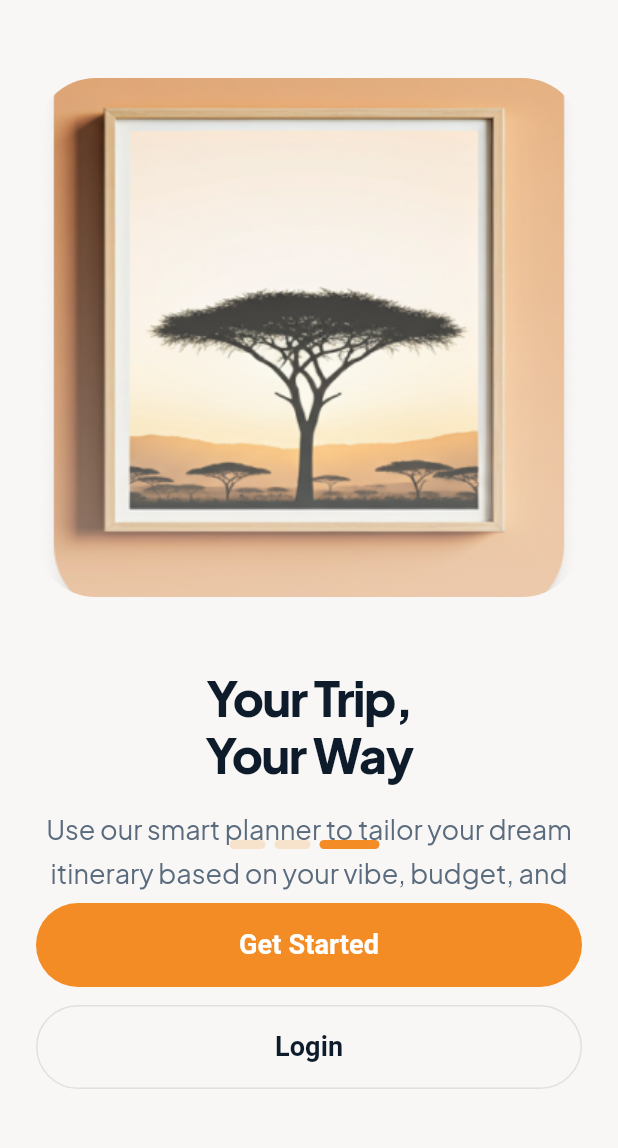
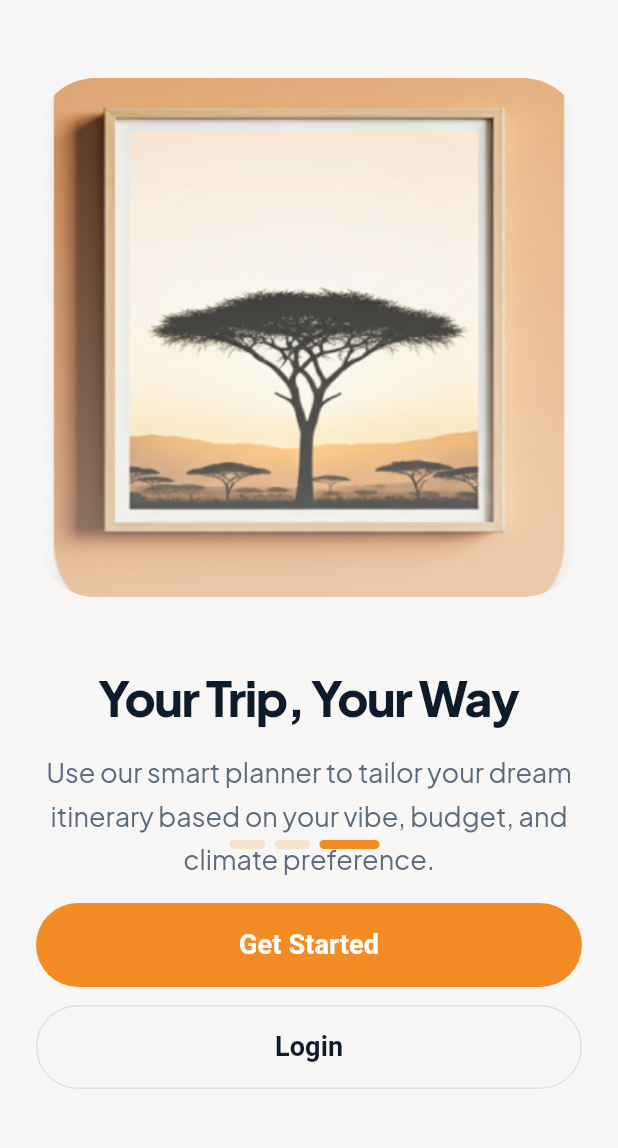
Before and after one commit to Arsema-Zeweldi/A2SV_African_Tourism_Project, a Flutter app: the screen it shows after launch, swiped to page 3, on a phone screen of 412 x 824 dp, the part 72-1220 px from its top. Run offline on Flutter 3.47's test engine with Material 3 defaults, Android fonts, the phone set to English and light mode, and no system bars; our stand-ins replace dartz, dio, equatable, get_it, google_fonts, internet_connection_checker and 1 more.

Commit message:
onboarding thrid page styling issue fixed

```diff
--- a/apps/mobile/lib/features/onboarding/presentation/pages/onboarding_screen.dart
+++ b/apps/mobile/lib/features/onboarding/presentation/pages/onboarding_screen.dart
@@ -29,7 +29,7 @@ class _OnboardingScreenState extends State<OnboardingScreen> {
       'image': 'assets/images/onboarding_img_2.png',
     },
     {
-      'title': 'Your Trip,\nYour Way',
+      'title': 'Your Trip, Your Way',
       'description':
           'Use our smart planner to tailor your dream itinerary based on your vibe, budget, and climate preference.',
       'image': 'assets/images/onboarding_img_3.png',
--- a/apps/mobile/lib/features/onboarding/presentation/widgets/onboarding_page.dart
+++ b/apps/mobile/lib/features/onboarding/presentation/widgets/onboarding_page.dart
@@ -113,8 +113,8 @@ class OnboardingPage extends StatelessWidget {
             ),
             const SizedBox(height: 48),
           ],
-          SizedBox(
-            width: MediaQuery.of(context).size.width * 0.7,
+          FittedBox(
+            fit: BoxFit.scaleDown,
             child: Text(
               title,
               textAlign: TextAlign.center,
```
